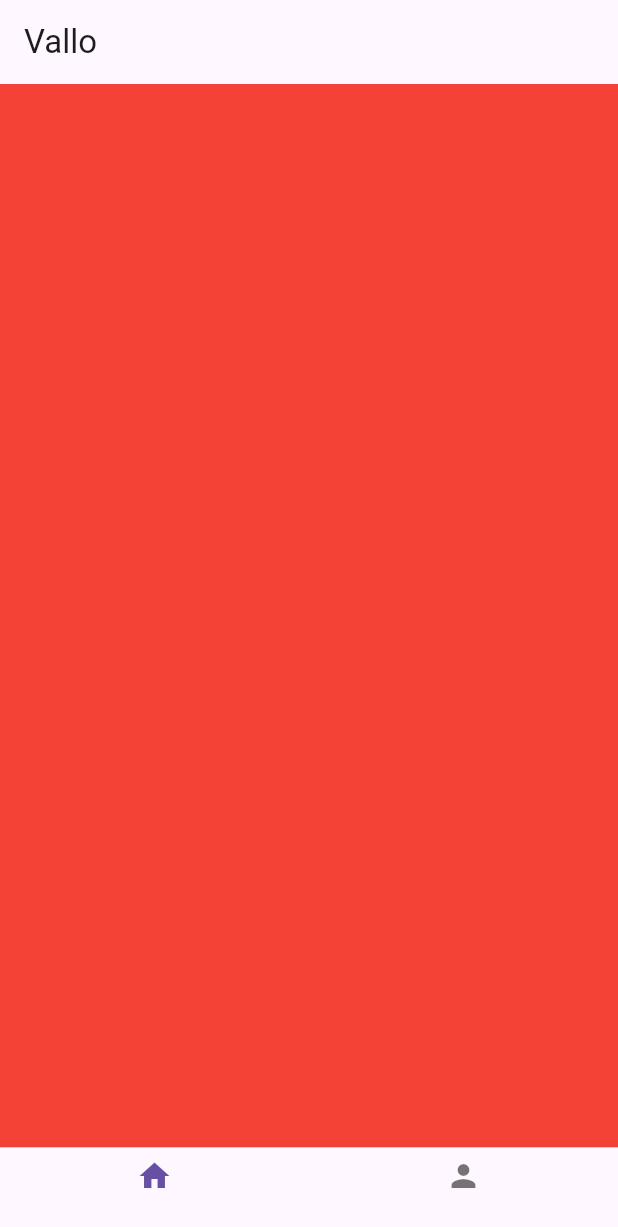
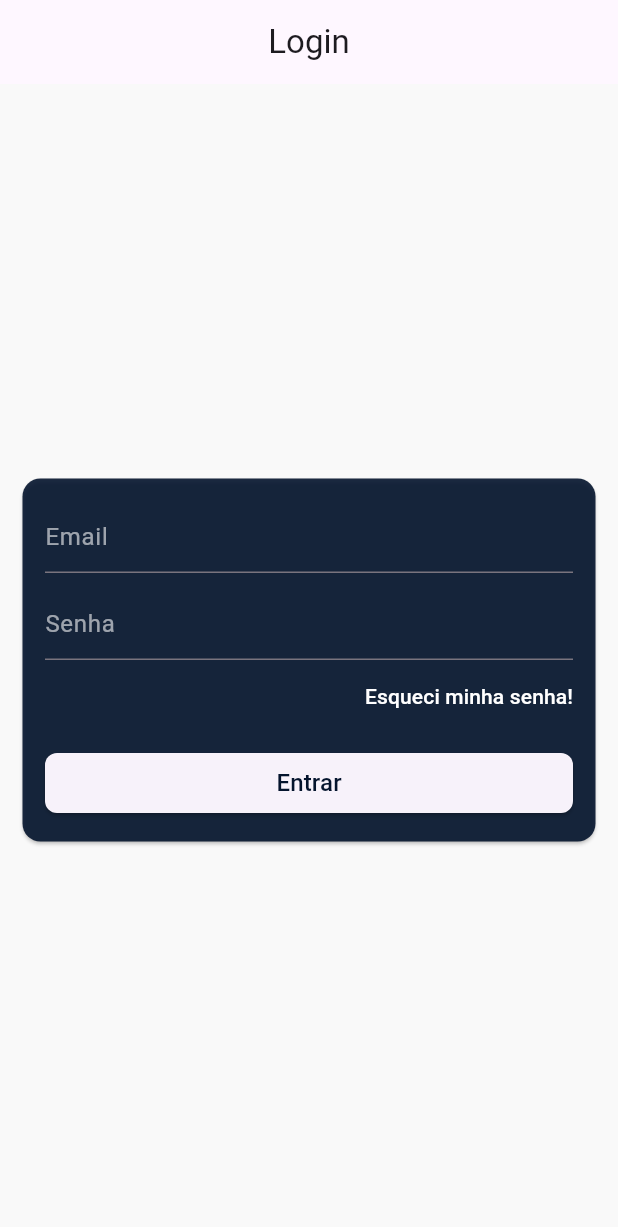
Before and after one commit to brunodeev/vallo_app, a Flutter app: the screen it shows after launch, on a phone screen of 412 x 824 dp. Shown: the top 1227 px of the screen. Run offline on Flutter 3.47's test engine with Material 2 defaults, Android fonts, the phone set to English and light mode, and no system bars; our stand-ins replace cloud_firestore, firebase_core; accounts and stored records are empty.

Commit message:
creating login screen

```diff
--- a/lib/constants/constant_colors.dart
+++ b/lib/constants/constant_colors.dart
@@ -1,4 +1,4 @@
 import 'package:flutter/material.dart';
 
-const kPrimaryColor = Color(0x04142d);
-const kSecondaryColor = Color.fromARGB(255, 249, 249, 249);
+const kPrimaryColor = Color.fromARGB(255, 4, 20, 45);
+const kSecondaryColor = Color(0xFFF9F9F9);
--- a/lib/main.dart
+++ b/lib/main.dart
@@ -1,7 +1,8 @@
 import 'package:cloud_firestore/cloud_firestore.dart';
 import 'package:firebase_core/firebase_core.dart';
 import 'package:flutter/material.dart';
-import 'package:vallo_app/screens/base/base_screen.dart';
+import 'package:vallo_app/constants/constant_colors.dart';
+import 'package:vallo_app/screens/login/login_screen.dart';
 
 Future<void> main() async {
   WidgetsFlutterBinding.ensureInitialized();
@@ -18,9 +19,10 @@ class MyApp extends StatelessWidget {
     return MaterialApp(
       theme: ThemeData(
         useMaterial3: true,
+        primaryColor: kPrimaryColor,
       ),
       debugShowCheckedModeBanner: false,
-      home: const BaseScreen(),
+      home: const LoginScreen(),
     );
   }
 }
--- a/lib/models/page_manager.dart
+++ b/lib/models/page_manager.dart
@@ -1,6 +1,6 @@
 import 'package:flutter/material.dart';
+import 'package:vallo_app/screens/home_screen.dart';
 
-import '../screens/home_screen.dart';
 import '../screens/profile_screen.dart';
 
 class PageManager extends ChangeNotifier {
--- /dev/null
+++ b/lib/screens/login/login_screen.dart
@@ -0,0 +1,85 @@
+import 'package:flutter/material.dart';
+import 'package:vallo_app/constants/constant_colors.dart';
+
+class LoginScreen extends StatelessWidget {
+  const LoginScreen({super.key});
+
+  @override
+  Widget build(BuildContext context) {
+    return Scaffold(
+      backgroundColor: kSecondaryColor,
+      appBar: AppBar(
+        centerTitle: true,
+        title: const Text('Login'),
+      ),
+      body: Center(
+        child: Card(
+          margin: const EdgeInsets.symmetric(horizontal: 15),
+          color: kPrimaryColor.withOpacity(.9),
+          child: ListView(
+            padding: const EdgeInsets.symmetric(horizontal: 15, vertical: 15),
+            shrinkWrap: true,
+            children: [
+              TextFormField(
+                decoration: const InputDecoration(
+                  hintText: 'Email',
+                  hintStyle: TextStyle(
+                    color: Color(0x95FFFFFF),
+                  ),
+                ),
+                keyboardType: TextInputType.text,
+                autocorrect: false,
+                style: const TextStyle(color: Colors.white),
+                validator: (email) {
+                  return null;
+                },
+              ),
+              const SizedBox(height: 10),
+              TextFormField(
+                decoration: const InputDecoration(
+                  hintText: 'Senha',
+                  hintStyle: TextStyle(
+                    color: Color(0x95FFFFFF),
+                  ),
+                ),
+                autocorrect: false,
+                style: const TextStyle(color: Colors.white),
+                obscureText: true,
+                validator: (password) {
+                  if (password == null || password.length < 6) {
+                    return 'Senha Inválida';
+                  }
+                  return null;
+                },
+              ),
+              Align(
+                alignment: Alignment.centerRight,
+                child: TextButton(
+                  style: TextButton.styleFrom(
+                    padding: EdgeInsets.zero,
+                  ),
+                  onPressed: () {},
+                  child: const Text(
+                    'Esqueci minha senha!',
+                    style: TextStyle(color: Colors.white),
+                  ),
+                ),
+              ),
+              const SizedBox(height: 10),
+              ElevatedButton(
+                style: ElevatedButton.styleFrom(
+                    shape: RoundedRectangleBorder(
+                        borderRadius: BorderRadius.circular(8))),
+                onPressed: () {},
+                child: const Text(
+                  'Entrar',
+                  style: TextStyle(color: kPrimaryColor, fontSize: 16),
+                ),
+              ),
+            ],
+          ),
+        ),
+      ),
+    );
+  }
+}
```
